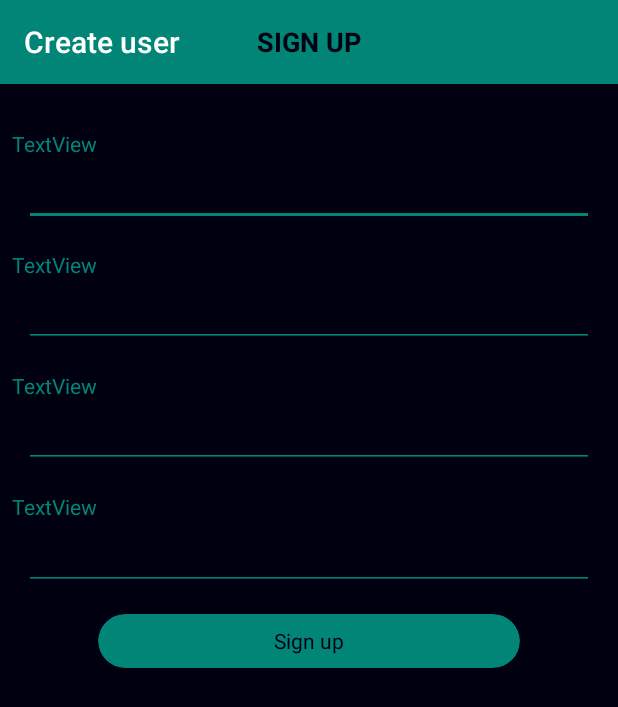
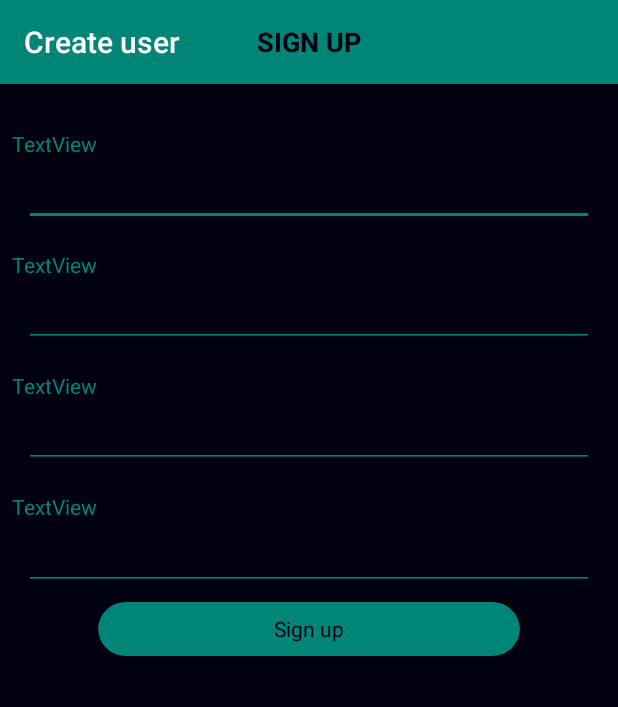
Before and after one commit to MayaraCastro/Sturing, an Android app: the CreateUser screen opened directly, with no data from a screen before it, on a phone screen of 412 x 824 dp. Shown: the top 707 px of the screen. Run offline under Robolectric (Android 15) with nearby library versions, the phone set to English and light mode, and no system bars; Roboto replaces fonts that are not available here.

Commit message:
So uma besteirinha kkk

```diff
--- a/app/src/main/res/layout/content_create_user.xml
+++ b/app/src/main/res/layout/content_create_user.xml
@@ -123,11 +123,9 @@
                     android:id="@+id/cardView3"
                     android:layout_width="281dp"
                     android:layout_height="36dp"
-                    android:layout_marginStart="8dp"
-                    android:layout_marginTop="8dp"
-                    android:layout_marginEnd="8dp"
                     app:cardBackgroundColor="@color/colorPrimary"
                     app:cardCornerRadius="20dp"
+                    app:layout_constraintBottom_toBottomOf="parent"
                     app:layout_constraintEnd_toEndOf="parent"
                     app:layout_constraintStart_toStartOf="parent"
                     app:layout_constraintTop_toTopOf="parent">
```
Also changed, not shown: 1 other file.
